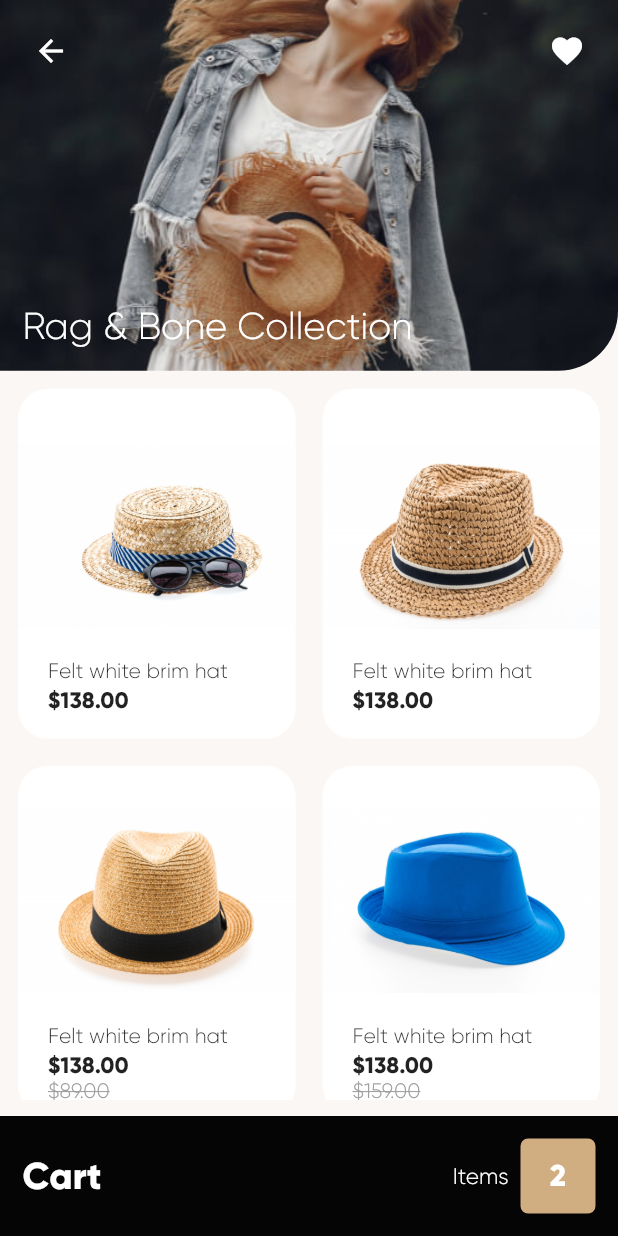
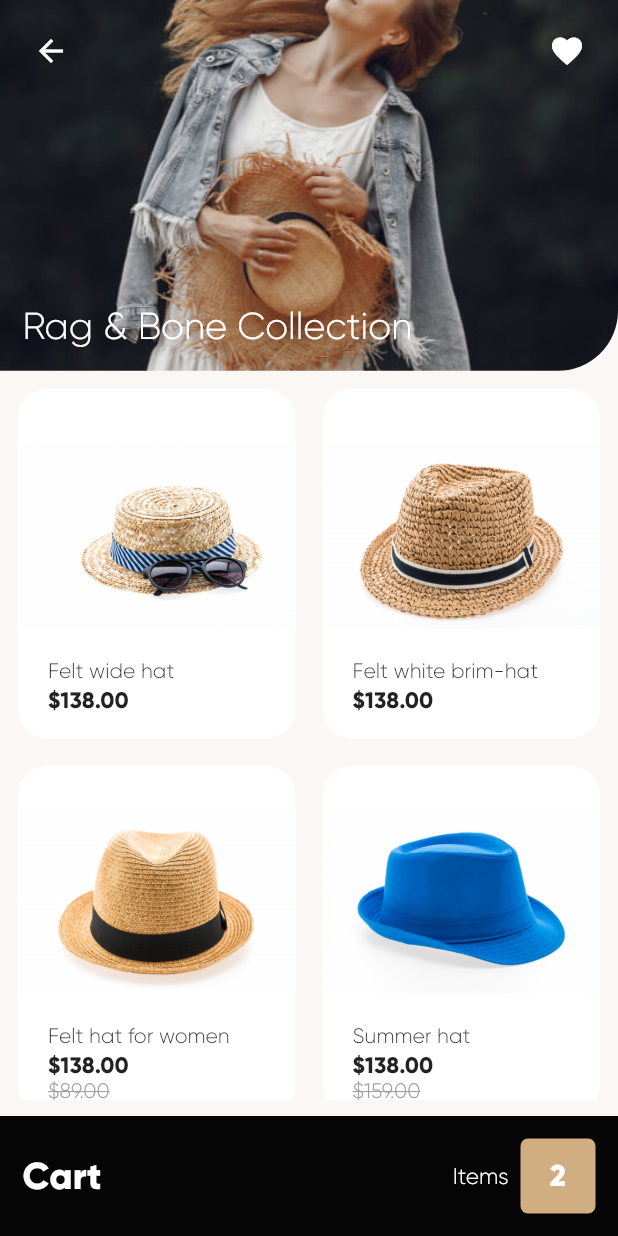
Before and after one commit to quqlock/UI-Flutter-Fashion-App, a Flutter app: the ProductsListScreen screen opened directly, on a phone screen of 412 x 824 dp. Run offline on Flutter 3.47's test engine with Material 2 defaults, Android fonts, the phone set to English and light mode, and no system bars; our stand-ins replace page_view_indicators.

Commit message:
Product page

```diff
--- a/lib/model/product.dart
+++ b/lib/model/product.dart
@@ -3,30 +3,50 @@
   double productPrice;
   double productPriceOld;
   String productImage;
+  String productDesc;
 
   Product(
     this.productName,
     this.productPrice,
     this.productPriceOld,
     this.productImage,
+    this.productDesc,
   );
 }
 
 List<Product> productsList = [
-  Product('Felt wide hat', 84.00, 0, 'assets/images/products/hat1.jpg'),
-  Product('Felt white brim hat', 138.00, 0, 'assets/images/products/hat2.jpg'),
+  Product('Felt wide hat', 84.00, 0, 'assets/images/products/hat1.jpg',
+      'Featured on several of the runway look, the hight-domed that hat is made from straw effect fabroc interwomen with shiny threads.'),
+  Product('Felt white brim-hat', 138.00, 0, 'assets/images/products/hat2.jpg',
+      'Featured on several of the runway look, the hight-domed that hat is made from straw effect fabroc interwomen with shiny threads.'),
+  Product('Felt hat for women', 76.00, 89.00, 'assets/images/products/hat3.jpg',
+      'Featured on several of the runway look, the hight-domed that hat is made from straw effect fabroc interwomen with shiny threads.'),
+  Product('Summer hat', 54.00, 159.00, 'assets/images/products/hat4.jpg',
+      'Featured on several of the runway look, the hight-domed that hat is made from straw effect fabroc interwomen with shiny threads.'),
+  Product('Felt wide-hat', 84.00, 0, 'assets/images/products/hat1.jpg',
+      'Featured on several of the runway look, the hight-domed that hat is made from straw effect fabroc interwomen with shiny threads.'),
+  Product('Felt wide hat', 84.00, 99.00, 'assets/images/products/hat1.jpg',
+      'Featured on several of the runway look, the hight-domed that hat is made from straw effect fabroc interwomen with shiny threads.'),
   Product(
-      'Felt hat for women', 76.00, 89.00, 'assets/images/products/hat3.jpg'),
-  Product('Summer hat', 54.00, 159.00, 'assets/images/products/hat4.jpg'),
-  Product('Felt wide hat', 84.00, 0, 'assets/images/products/hat1.jpg'),
-  Product('Felt wide hat', 84.00, 99.00, 'assets/images/products/hat1.jpg'),
+      'Felt hat for women',
+      76.00,
+      109.00,
+      'assets/images/products/hat3.jpg',
+      'Featured on several of the runway look, the hight-domed that hat is made from straw effect fabroc interwomen with shiny threads.'),
+  Product('Summer hat', 54.00, 0, 'assets/images/products/hat4.jpg',
+      'Featured on several of the runway look, the hight-domed that hat is made from straw effect fabroc interwomen with shiny threads.'),
+  Product('Summer hat', 54.00, 159.00, 'assets/images/products/hat4.jpg',
+      'Featured on several of the runway look, the hight-domed that hat is made from straw effect fabroc interwomen with shiny threads.'),
+  Product('Felt wide-hat', 84.00, 0, 'assets/images/products/hat1.jpg',
+      'Featured on several of the runway look, the hight-domed that hat is made from straw effect fabroc interwomen with shiny threads.'),
+  Product('Felt wide-hat', 84.00, 99.00, 'assets/images/products/hat1.jpg',
+      'Featured on several of the runway look, the hight-domed that hat is made from straw effect fabroc interwomen with shiny threads.'),
   Product(
-      'Felt hat for women', 76.00, 109.00, 'assets/images/products/hat3.jpg'),
-  Product('Summer hat', 54.00, 0, 'assets/images/products/hat4.jpg'),
-  Product('Summer hat', 54.00, 159.00, 'assets/images/products/hat4.jpg'),
-  Product('Felt wide hat', 84.00, 0, 'assets/images/products/hat1.jpg'),
-  Product('Felt wide hat', 84.00, 99.00, 'assets/images/products/hat1.jpg'),
-  Product(
-      'Felt hat for women', 76.00, 109.00, 'assets/images/products/hat3.jpg'),
-  Product('Summer hat', 54.00, 0, 'assets/images/products/hat4.jpg'),
+      'Felt hat for women',
+      76.00,
+      109.00,
+      'assets/images/products/hat3.jpg',
+      'Featured on several of the runway look, the hight-domed that hat is made from straw effect fabroc interwomen with shiny threads.'),
+  Product('Summer hat', 54.00, 0, 'assets/images/products/hat4.jpg',
+      'Featured on several of the runway look, the hight-domed that hat is made from straw effect fabroc interwomen with shiny threads.'),
 ];
--- a/lib/screens/products_list_screen.dart
+++ b/lib/screens/products_list_screen.dart
@@ -1,6 +1,7 @@
 import 'package:flutter/material.dart';
 import 'package:flutter_fashion_app/const.dart';
 import 'package:flutter_fashion_app/model/product.dart';
+import 'package:flutter_fashion_app/screens/product_screen.dart';
 
 class ProductsListScreen extends StatefulWidget {
   const ProductsListScreen({Key? key}) : super(key: key);
@@ -156,6 +157,13 @@
     return Card(
       elevation: 0,
       shape: RoundedRectangleBorder(borderRadius: BorderRadius.circular(20)),
+      child: InkWell(
+        onTap: () => Navigator.push(
+          context,
+          MaterialPageRoute(
+            builder: (context) => ProductScreen(productsList[index]),
+          ),
+        ),
         child: Column(
           mainAxisAlignment: MainAxisAlignment.center,
           crossAxisAlignment: CrossAxisAlignment.start,
@@ -178,7 +186,7 @@
                 crossAxisAlignment: CrossAxisAlignment.start,
                 children: [
                   Text(
-                  productsList[1].productName,
+                    productsList[index].productName,
                     style: TextStyle(fontSize: 14),
                   ),
                   SizedBox(
@@ -205,6 +213,7 @@
             )
           ],
         ),
+      ),
     );
   }
 }
```
Also changed, not shown: lib/screens/home_screen.dart (+6 -35 lines), lib/screens/product_screen.dart (+235 -0 lines), lib/widgets/big_button.dart (added, +27 -0 lines). Lines whose indentation alone changed are shown as unchanged.
